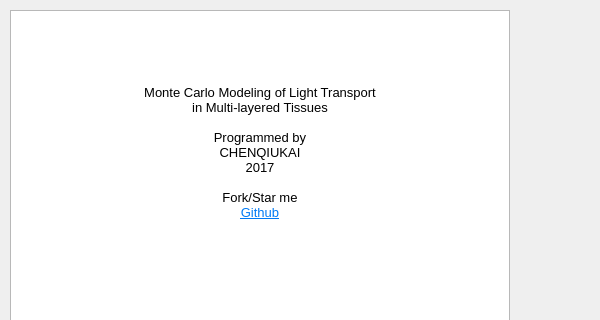
Qt form mainwidgets/about.ui (SimonCqk/Photon_Propagation_Simulation) before a commit.
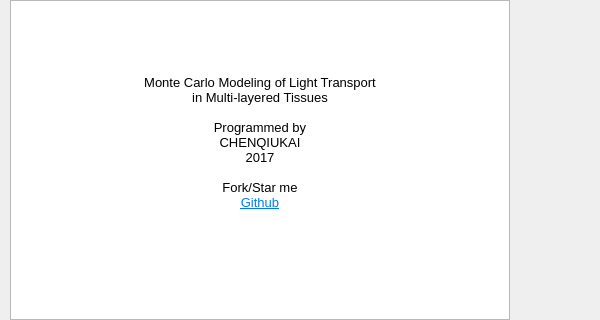
The same form after that commit.

The edit to the form file:
```diff
--- a/mainwidgets/about.ui
+++ b/mainwidgets/about.ui
@@ -17,7 +17,7 @@
    <property name="geometry">
     <rect>
      <x>10</x>
-     <y>10</y>
+     <y>0</y>
      <width>500</width>
      <height>320</height>
     </rect>
```
